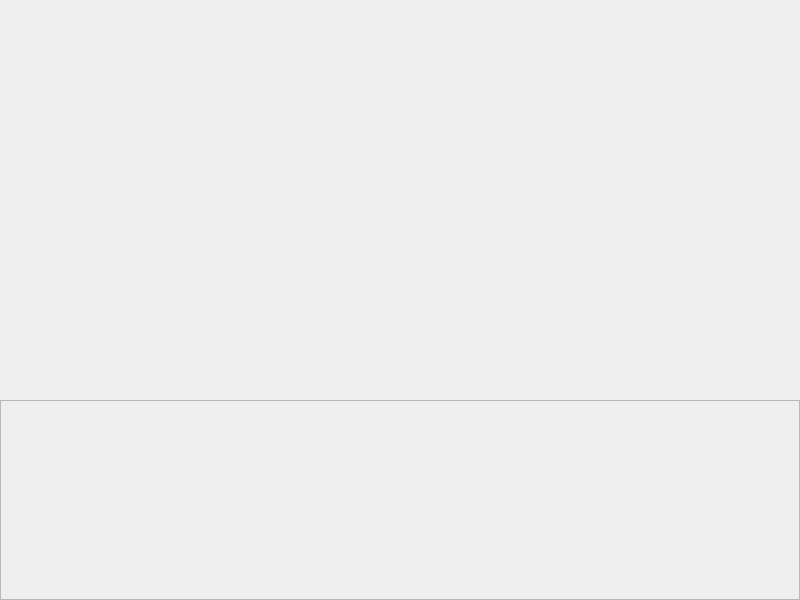
Doma1204/COMP2012H_Project-Exploding_Kitten, file COMP2012H-Exploding-Kitten/ui/game_window.ui: the form before one commit.
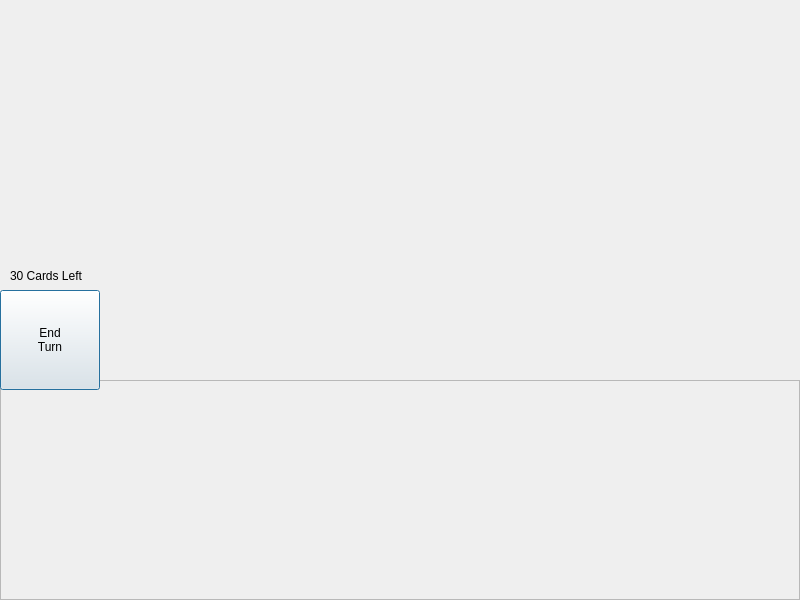
The form after the commit.

Commit message: pretty game window?

```diff
--- a/COMP2012H-Exploding-Kitten/ui/game_window.ui
+++ b/COMP2012H-Exploding-Kitten/ui/game_window.ui
@@ -10,6 +10,18 @@
     <height>600</height>
    </rect>
   </property>
+  <property name="minimumSize">
+   <size>
+    <width>800</width>
+    <height>600</height>
+   </size>
+  </property>
+  <property name="maximumSize">
+   <size>
+    <width>800</width>
+    <height>600</height>
+   </size>
+  </property>
   <property name="windowTitle">
    <string>Dialog</string>
   </property>
@@ -17,9 +29,9 @@
    <property name="geometry">
     <rect>
      <x>0</x>
-     <y>400</y>
+     <y>380</y>
      <width>800</width>
-     <height>200</height>
+     <height>220</height>
     </rect>
    </property>
    <property name="widgetResizable">
@@ -31,11 +43,62 @@
       <x>0</x>
       <y>0</y>
       <width>798</width>
-      <height>198</height>
+      <height>218</height>
      </rect>
     </property>
    </widget>
   </widget>
+  <widget class="QPushButton" name="endTurnBtn">
+   <property name="geometry">
+    <rect>
+     <x>0</x>
+     <y>290</y>
+     <width>100</width>
+     <height>100</height>
+    </rect>
+   </property>
+   <property name="text">
+    <string>End
+Turn</string>
+   </property>
+  </widget>
+  <widget class="QLabel" name="currentCardLabel">
+   <property name="geometry">
+    <rect>
+     <x>325</x>
+     <y>180</y>
+     <width>150</width>
+     <height>180</height>
+    </rect>
+   </property>
+   <property name="text">
+    <string/>
+   </property>
+  </widget>
+  <widget class="QWidget" name="horizontalLayoutWidget">
+   <property name="geometry">
+    <rect>
+     <x>0</x>
+     <y>0</y>
+     <width>801</width>
+     <height>131</height>
+    </rect>
+   </property>
+   <layout class="QHBoxLayout" name="playerListLayout"/>
+  </widget>
+  <widget class="QLabel" name="deckLabel">
+   <property name="geometry">
+    <rect>
+     <x>10</x>
+     <y>260</y>
+     <width>91</width>
+     <height>31</height>
+    </rect>
+   </property>
+   <property name="text">
+    <string>30 Cards Left</string>
+   </property>
+  </widget>
  </widget>
  <resources/>
  <connections/>
```
The commit also changes 10 other files.
